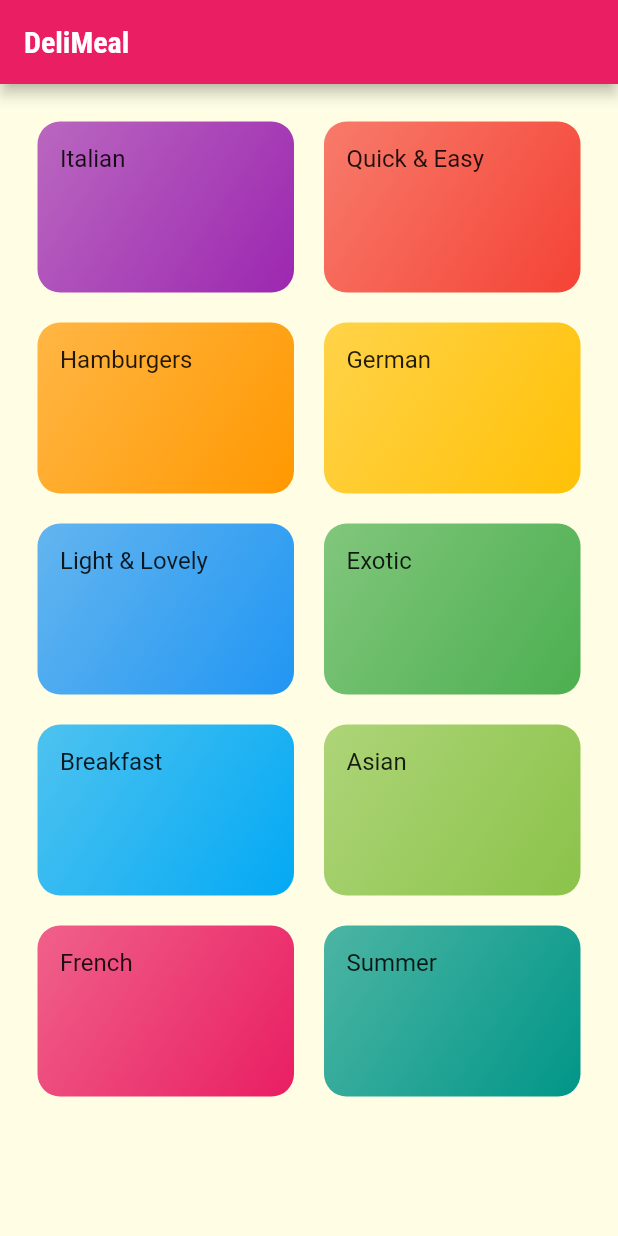
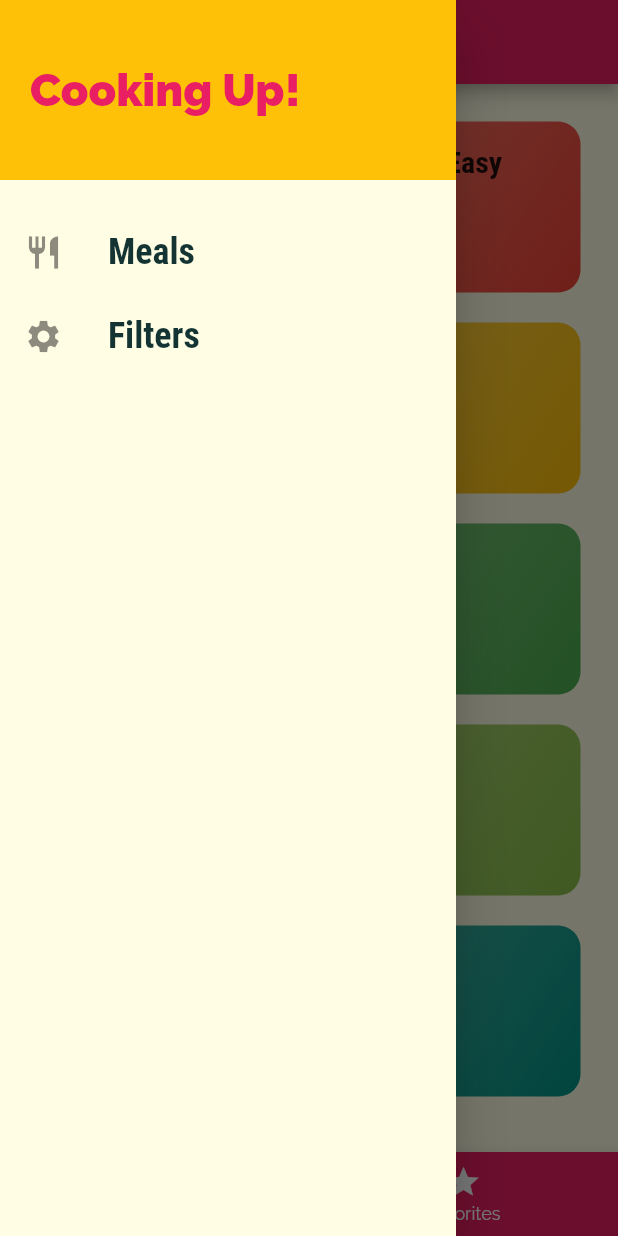
Before and after one commit to mert-t/meal-app, a Flutter app: the screen it shows after launch, with the side drawer open (before the commit the screen has no drawer), on a phone screen of 412 x 824 dp. Run offline on Flutter 3.47's test engine with Material 2 defaults, Android fonts, the phone set to English and light mode, and no system bars.

Commit message:
files are added

```diff
--- a/lib/main.dart
+++ b/lib/main.dart
@@ -1,12 +1,72 @@
 import 'package:flutter/material.dart';
 
+import './dummy_data.dart';
+import './screens/tabs_screen.dart';
+import './screens/meal_detail_screen.dart';
+import './screens/category_meals_screen.dart';
+import './screens/filters_screen.dart';
 import './screens/categories_screen.dart';
-import './screens/category_meals_screen.dart';
-
+import './models/meal.dart';
 
 void main() => runApp(MyApp());
 
-class MyApp extends StatelessWidget {
+class MyApp extends StatefulWidget {
+  @override
+  _MyAppState createState() => _MyAppState();
+}
+
+class _MyAppState extends State<MyApp> {
+  Map<String, bool> _filters = {
+    'gluten': false,
+    'lactose': false,
+    'vegan': false,
+    'vegetarian': false,
+  };
+  List<Meal> _availableMeals = DUMMY_MEALS;
+  List<Meal> _favoriteMeals = [];
+
+  void _setFilters(Map<String, bool> filterData) {
+    setState(() {
+      _filters = filterData;
+
+      _availableMeals = DUMMY_MEALS.where((meal) {
+        if (_filters['gluten'] && !meal.isGlutenFree) {
+          return false;
+        }
+        if (_filters['lactose'] && !meal.isLactoseFree) {
+          return false;
+        }
+        if (_filters['vegan'] && !meal.isVegan) {
+          return false;
+        }
+        if (_filters['vegetarian'] && !meal.isVegetarian) {
+          return false;
+        }
+        return true;
+      }).toList();
+    });
+  }
+
+  void _toggleFavorite(String mealId) {
+    final existingIndex =
+        _favoriteMeals.indexWhere((meal) => meal.id == mealId);
+    if (existingIndex >= 0) {
+      setState(() {
+        _favoriteMeals.removeAt(existingIndex);
+      });
+    } else {
+      setState(() {
+        _favoriteMeals.add(
+          DUMMY_MEALS.firstWhere((meal) => meal.id == mealId),
+        );
+      });
+    }
+  }
+
+  bool _isMealFavorite(String id) {
+    return _favoriteMeals.any((meal) => meal.id == id);
+  }
+
   @override
   Widget build(BuildContext context) {
     return MaterialApp(
@@ -28,13 +88,30 @@ class MyApp extends StatelessWidget {
               fontSize: 20,
               fontFamily: 'RobotoCondensed',
               fontWeight: FontWeight.bold,
-            ),),
+            )),
       ),
       // home: CategoriesScreen(),
       initialRoute: '/', // default is '/'
       routes: {
-        '/': (ctx) => CategoriesScreen(),
-        CategoryMealsScreen.routeName: (ctx) => CategoryMealsScreen(),
+        '/': (ctx) => TabsScreen(_favoriteMeals),
+        CategoryMealsScreen.routeName: (ctx) =>
+            CategoryMealsScreen(_availableMeals),
+        MealDetailScreen.routeName: (ctx) => MealDetailScreen(_toggleFavorite, _isMealFavorite),
+        FiltersScreen.routeName: (ctx) => FiltersScreen(_filters, _setFilters),
+      },
+      onGenerateRoute: (settings) {
+        print(settings.arguments);
+        // if (settings.name == '/meal-detail') {
+        //   return ...;
+        // } else if (settings.name == '/something-else') {
+        //   return ...;
+        // }
+        // return MaterialPageRoute(builder: (ctx) => CategoriesScreen(),);
+      },
+      onUnknownRoute: (settings) {
+        return MaterialPageRoute(
+          builder: (ctx) => CategoriesScreen(),
+        );
       },
     );
   }
--- a/lib/models/meal.dart
+++ b/lib/models/meal.dart
@@ -1,8 +1,16 @@
 import 'package:flutter/foundation.dart';
 
-enum Complexity { Simple, Challenging, Hard }
+enum Complexity {
+  Simple,
+  Challenging,
+  Hard,
+}
 
-enum Affordability { Affordable, Pricey, Luxurious }
+enum Affordability {
+  Affordable,
+  Pricey,
+  Luxurious,
+}
 
 class Meal {
   final String id;
@@ -32,5 +40,6 @@ class Meal {
     @required this.isGlutenFree,
     @required this.isLactoseFree,
     @required this.isVegan,
-     @required this.isVegetarian});
+    @required this.isVegetarian,
+  });
 }
--- a/lib/screens/categories_screen.dart
+++ b/lib/screens/categories_screen.dart
@@ -6,11 +6,7 @@ import '../widgets/category_item.dart';
 class CategoriesScreen extends StatelessWidget {
   @override
   Widget build(BuildContext context) {
-    return Scaffold(
-      appBar: AppBar(
-        title: const Text('DeliMeal'),
-      ),
-      body: GridView(
+    return GridView(
       padding: const EdgeInsets.all(25),
       children: DUMMY_CATEGORIES
           .map(
@@ -27,7 +23,6 @@ class CategoriesScreen extends StatelessWidget {
         crossAxisSpacing: 20,
         mainAxisSpacing: 20,
       ),
-      ),
     );
   }
 }
--- /dev/null
+++ b/lib/screens/tabs_screen.dart
@@ -0,0 +1,72 @@
+import 'package:flutter/material.dart';
+
+import '../widgets/main_drawer.dart';
+import './favorites_screen.dart';
+import './categories_screen.dart';
+import '../models/meal.dart';
+
+class TabsScreen extends StatefulWidget {
+  final List<Meal> favoriteMeals;
+
+  TabsScreen(this.favoriteMeals);
+
+  @override
+  _TabsScreenState createState() => _TabsScreenState();
+}
+
+class _TabsScreenState extends State<TabsScreen> {
+  List<Map<String, Object>> _pages;
+  int _selectedPageIndex = 0;
+
+  @override
+  void initState() {
+    _pages = [
+      {
+        'page': CategoriesScreen(),
+        'title': 'Categories',
+      },
+      {
+        'page': FavoritesScreen(widget.favoriteMeals),
+        'title': 'Your Favorite',
+      },
+    ];
+    super.initState();
+  }
+
+  void _selectPage(int index) {
+    setState(() {
+      _selectedPageIndex = index;
+    });
+  }
+
+  @override
+  Widget build(BuildContext context) {
+    return Scaffold(
+      appBar: AppBar(
+        title: Text(_pages[_selectedPageIndex]['title']),
+      ),
+      drawer: MainDrawer(),
+      body: _pages[_selectedPageIndex]['page'],
+      bottomNavigationBar: BottomNavigationBar(
+        onTap: _selectPage,
+        backgroundColor: Theme.of(context).primaryColor,
+        unselectedItemColor: Colors.white,
+        selectedItemColor: Theme.of(context).accentColor,
+        currentIndex: _selectedPageIndex,
+        // type: BottomNavigationBarType.fixed,
+        items: [
+          BottomNavigationBarItem(
+            backgroundColor: Theme.of(context).primaryColor,
+            icon: Icon(Icons.category),
+            label:'Categories',
+          ),
+          BottomNavigationBarItem(
+            backgroundColor: Theme.of(context).primaryColor,
+            icon: Icon(Icons.star),
+            label: 'Favorites',
+          ),
+        ],
+      ),
+    );
+  }
+}
--- a/lib/widgets/category_item.dart
+++ b/lib/widgets/category_item.dart
@@ -29,7 +29,7 @@ class CategoryItem extends StatelessWidget {
         padding: const EdgeInsets.all(15),
         child: Text(
           title,
-          style: Theme.of(context).textTheme.titleMedium,
+          style: Theme.of(context).textTheme.headline6,
         ),
         decoration: BoxDecoration(
           gradient: LinearGradient(
--- /dev/null
+++ b/lib/widgets/main_drawer.dart
@@ -0,0 +1,56 @@
+import 'package:flutter/material.dart';
+
+import '../screens/filters_screen.dart';
+
+class MainDrawer extends StatelessWidget {
+  Widget buildListTile(String title, IconData icon, Function tapHandler) {
+    return ListTile(
+      leading: Icon(
+        icon,
+        size: 26,
+      ),
+      title: Text(
+        title,
+        style: TextStyle(
+          fontFamily: 'RobotoCondensed',
+          fontSize: 24,
+          fontWeight: FontWeight.bold,
+        ),
+      ),
+      onTap: tapHandler,
+    );
+  }
+
+  @override
+  Widget build(BuildContext context) {
+    return Drawer(
+      child: Column(
+        children: <Widget>[
+          Container(
+            height: 120,
+            width: double.infinity,
+            padding: EdgeInsets.all(20),
+            alignment: Alignment.centerLeft,
+            color: Theme.of(context).accentColor,
+            child: Text(
+              'Cooking Up!',
+              style: TextStyle(
+                  fontWeight: FontWeight.w900,
+                  fontSize: 30,
+                  color: Theme.of(context).primaryColor),
+            ),
+          ),
+          SizedBox(
+            height: 20,
+          ),
+          buildListTile('Meals', Icons.restaurant, () {
+            Navigator.of(context).pushReplacementNamed('/');
+          }),
+          buildListTile('Filters', Icons.settings, () {
+            Navigator.of(context).pushReplacementNamed(FiltersScreen.routeName);
+          }),
+        ],
+      ),
+    );
+  }
+}
```
Also changed, not shown: lib/screens/category_meals_screen.dart (+53 -20 lines), lib/screens/favorites_screen.dart (added, +33 -0 lines), lib/screens/filters_screen.dart (added, +136 -0 lines), lib/screens/meal_detail_screen.dart (added, +102 -0 lines), lib/widgets/meal_item.dart (+62 -27 lines), 1 other file. Lines whose indentation alone changed are shown as unchanged.
